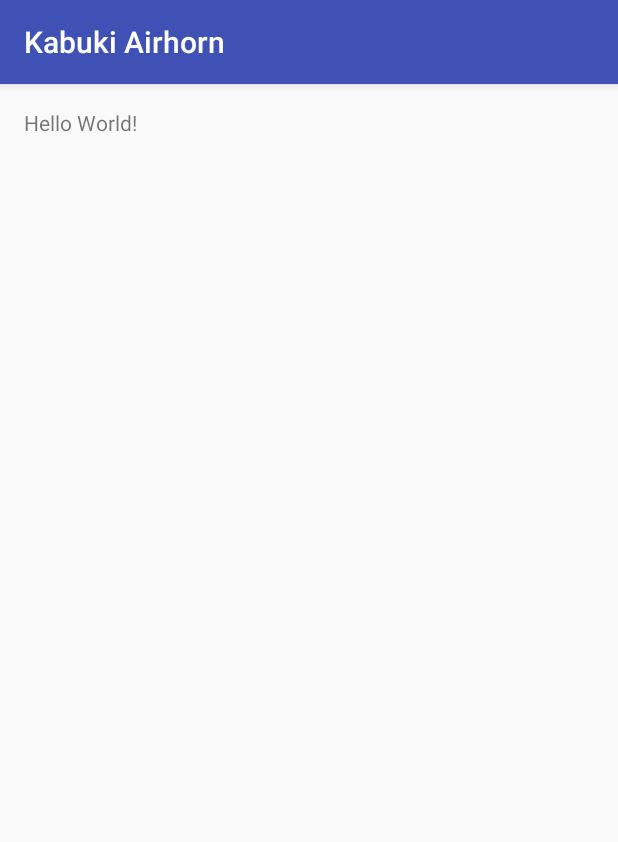
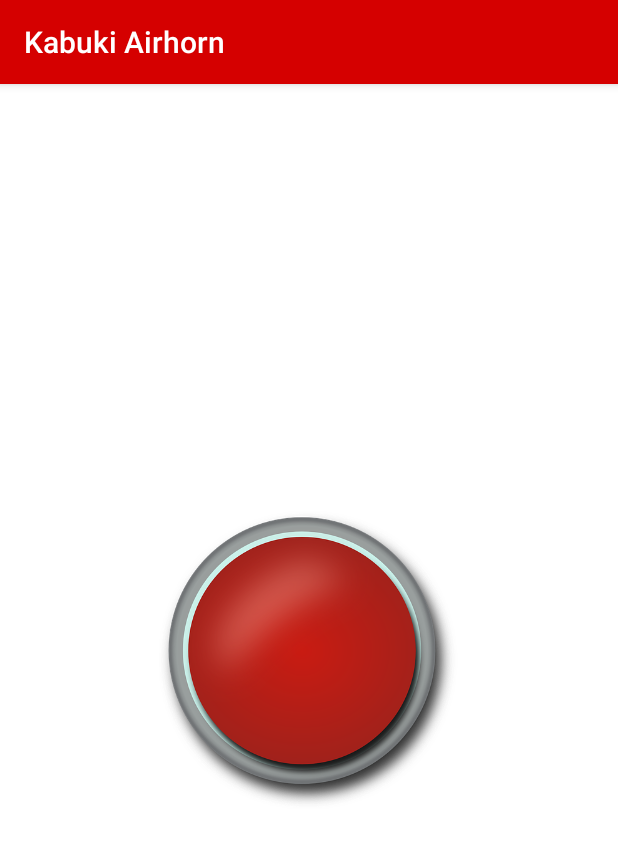
Before and after one commit to jardavies89/kabuki-Airhorn, an Android app: the screen it shows after launch (KabukiActivity), on a phone screen of 412 x 824 dp. Shown: the top 842 px of the screen. Run offline under Robolectric (Android 15) with nearby library versions, the phone set to English and light mode, and no system bars; our stand-ins replace ButterKnife.

Commit message:
Added a button that swaps assets on focus/not focused.

```diff
--- a/app/src/main/java/jared/kabukiairhorn/KabukiActivity.java
+++ b/app/src/main/java/jared/kabukiairhorn/KabukiActivity.java
@@ -1,12 +1,55 @@
 package jared.kabukiairhorn;
 
+import android.support.v4.app.ActivityCompat;
 import android.support.v7.app.AppCompatActivity;
 import android.os.Bundle;
+import android.view.MotionEvent;
+import android.view.View;
+import android.widget.ImageButton;
+
+import butterknife.BindView;
+import butterknife.ButterKnife;
 
 public class KabukiActivity extends AppCompatActivity {
 
-  @Override protected void onCreate(Bundle savedInstanceState) {
-    super.onCreate(savedInstanceState);
-    setContentView(R.layout.activity_kabuki);
-  }
+    @BindView(R.id.kabuki_button)
+    ImageButton mKabukiButton;
+
+    @Override
+    protected void onCreate(Bundle savedInstanceState) {
+        super.onCreate(savedInstanceState);
+        setContentView(R.layout.activity_kabuki);
+        ButterKnife.bind(this);
+        init();
+    }
+
+    private void init() {
+        mKabukiButton.setOnTouchListener(kabukiButtonListener);
+    }
+
+    private View.OnTouchListener kabukiButtonListener = new View.OnTouchListener() {
+        @Override
+        public boolean onTouch(View v, MotionEvent event) {
+            switch (event.getAction()) {
+                case MotionEvent.ACTION_DOWN:
+                    swapButtonAsset(true);
+                    break;
+                case MotionEvent.ACTION_UP:
+                    swapButtonAsset(false);
+                    break;
+            }
+
+            return false;
+        }
+    };
+
+    private void swapButtonAsset(boolean isSelected) {
+        if (isSelected) {
+            mKabukiButton.setImageDrawable(ActivityCompat.getDrawable(this, R.drawable.button_pressed));
+        } else {
+            mKabukiButton.setImageDrawable(ActivityCompat.getDrawable(this, R.drawable.button_not_pressed));
+        }
+    }
+
+
 }
--- a/app/src/main/res/layout/activity_kabuki.xml
+++ b/app/src/main/res/layout/activity_kabuki.xml
@@ -2,17 +2,18 @@
 <RelativeLayout
     xmlns:android="http://schemas.android.com/apk/res/android"
     xmlns:tools="http://schemas.android.com/tools"
-    android:id="@+id/activity_kabuki"
     android:layout_width="match_parent"
     android:layout_height="match_parent"
-    android:paddingLeft="@dimen/activity_horizontal_margin"
-    android:paddingRight="@dimen/activity_horizontal_margin"
-    android:paddingTop="@dimen/activity_vertical_margin"
-    android:paddingBottom="@dimen/activity_vertical_margin"
-    tools:context="jared.kabukiairhorn.KabukiActivity">
+    tools:context="jared.kabukiairhorn.KabukiActivity"
+    android:background="@color/colorAccent">
 
-  <TextView
+  <ImageButton
+      android:id="@+id/kabuki_button"
       android:layout_width="wrap_content"
       android:layout_height="wrap_content"
-      android:text="Hello World!"/>
+      android:layout_centerHorizontal="true"
+      android:layout_centerVertical="true"
+      android:src="@drawable/button_not_pressed"
+      android:background="@color/colorAccent"/>
+
 </RelativeLayout>
--- a/app/src/main/res/values/colors.xml
+++ b/app/src/main/res/values/colors.xml
@@ -1,6 +1,6 @@
 <?xml version="1.0" encoding="utf-8"?>
 <resources>
-  <color name="colorPrimary">#3F51B5</color>
-  <color name="colorPrimaryDark">#303F9F</color>
-  <color name="colorAccent">#FF4081</color>
+  <color name="colorPrimary">#d50000</color>
+  <color name="colorPrimaryDark">#b71c1c</color>
+  <color name="colorAccent">#FFFFFFFF</color>
 </resources>
```
Also changed, not shown: app/src/main/AndroidManifest.xml (+6 -4 lines), app/src/main/res/drawable-hdpi/button_not_pressed.png (added), app/src/main/res/drawable-hdpi/button_pressed.png (added), app/src/main/res/drawable-mdpi/button_not_pressed.png (added), app/src/main/res/drawable-mdpi/button_pressed.png (added), app/src/main/res/drawable-xhdpi/button_not_pressed.png (added), app/src/main/res/drawable-xhdpi/button_pressed.png (added), app/src/main/res/drawable-xxhdpi/button_not_pressed.png (added), app/src/main/res/drawable-xxhdpi/button_pressed.png (added).
